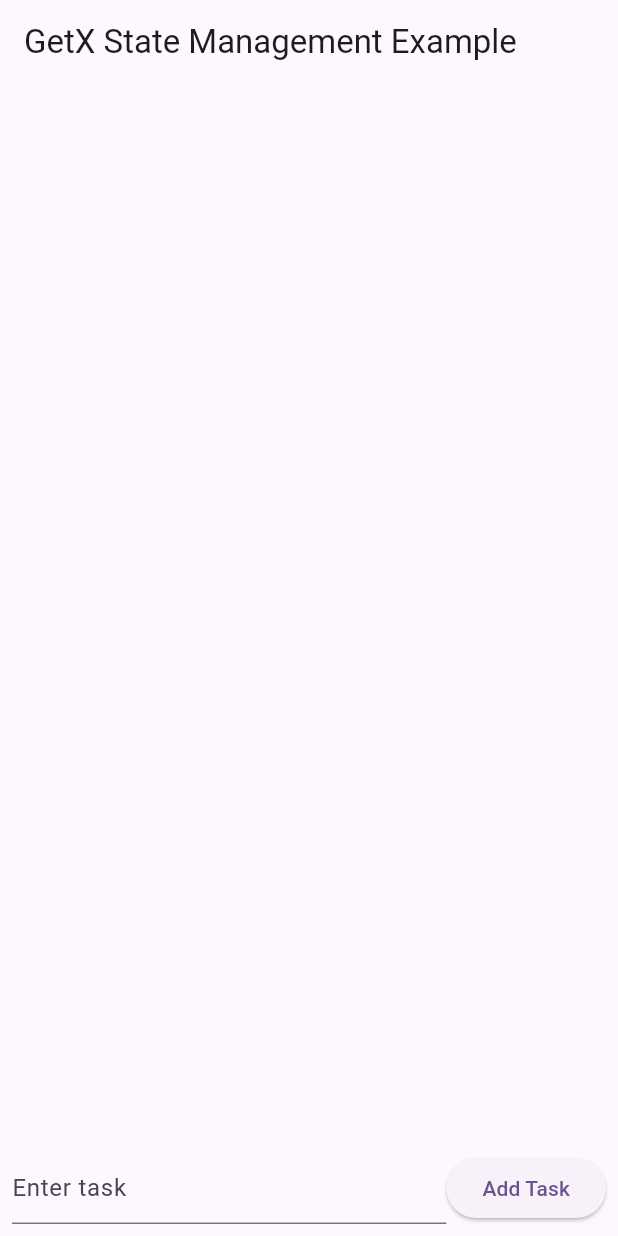
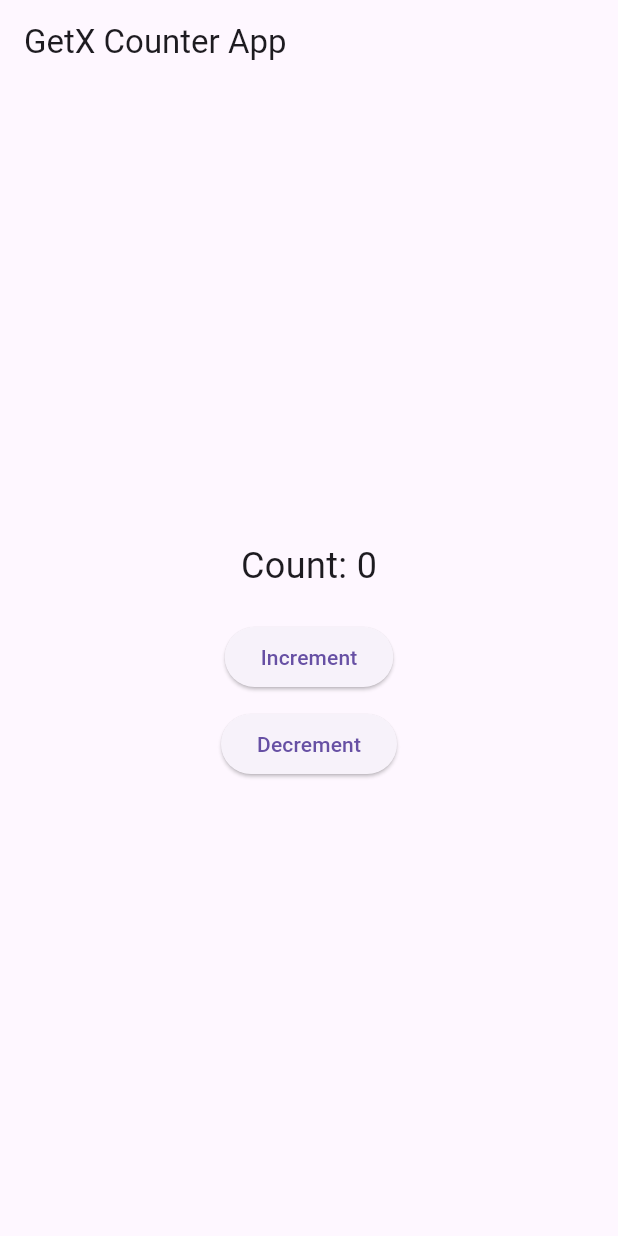
Before and after one commit to mrZAIN-ALI/Practice-Of-GetX, a Flutter app: the screen it shows after launch, on a phone screen of 412 x 824 dp. Run offline on Flutter 3.47's test engine with Material 3 defaults, Android fonts, the light colour scheme and no system bars; our stand-ins replace get.

Commit message:
Implemented getxTypeContrller

```diff
--- /dev/null
+++ b/lib/controllerType/CounterController.dart
@@ -0,0 +1,20 @@
+// CounterController.dart
+
+import 'package:get/get.dart';
+
+class CounterController extends GetxController {
+  // Reactive variable to hold the count
+  var count = 0.obs;
+
+  // Singleton pattern to access the controller from anywhere
+  static CounterController get to => Get.find();
+
+  // Business logic methods
+  void increment() {
+    count++;
+  }
+
+  void decrement() {
+    count--;
+  }
+}
--- /dev/null
+++ b/lib/controllerType/CounterScreen.dart
@@ -0,0 +1,39 @@
+import 'package:flutter/material.dart';
+import 'package:get/get_state_manager/src/rx_flutter/rx_getx_widget.dart';
+import '../controllerType/CounterController.dart';
+class CounterScreen extends StatelessWidget {
+  @override
+  Widget build(BuildContext context) {
+    return Scaffold(
+      appBar: AppBar(
+        title: Text('GetX Counter App'),
+      ),
+      body: Center(
+        child: Column(
+          mainAxisAlignment: MainAxisAlignment.center,
+          children: [
+            // Displaying the current count using GetX
+            GetX<CounterController>(
+              init: CounterController(),
+              builder: (controller) => Text(
+                'Count: ${controller.count}',
+                style: TextStyle(fontSize: 24),
+              ),
+            ),
+            SizedBox(height: 20),
+            // Buttons to increment and decrement the count
+            ElevatedButton(
+                onPressed: () => CounterController.to.increment(),
+              child: Text('Increment'),
+            ),
+            SizedBox(height: 10),
+            ElevatedButton(
+              onPressed: () => CounterController.to.decrement(),
+              child: Text('Decrement'),
+            ),
+          ],
+        ),
+      ),
+    );
+  }
+}
--- a/lib/main.dart
+++ b/lib/main.dart
@@ -1,122 +1,18 @@
 import 'package:flutter/material.dart';
 import 'package:get/get.dart';
-
-// Custom class representing a task
-class Task {
-  RxString name = ''.obs;
-  RxBool isCompleted = false.obs;
-
-  Task({required this.name, required this.isCompleted});
-}
-
-class TaskController extends GetxController {
-  // RxList of Task instances to store the list of tasks
-  RxList<Task> tasks = <Task>[].obs;
-
-  // TextEditingController for the task input field
-  TextEditingController taskInputController = TextEditingController();
-
-  // Function to add a new task
-  void addTask(String taskName) {
-    tasks.add(Task(name: taskName.obs, isCompleted: false.obs));
-  }
-
-  // Function to mark a task as completed or not completed
-  void toggleTaskCompletion(int index) {
-    tasks[index].isCompleted.value = !tasks[index].isCompleted.value;
-  }
-
-  // Function to remove a task
-  void removeTask(int index) {
-    tasks.removeAt(index);
-  }
-}
-
+import 'controllerType/CounterScreen.dart';
+import 'controllerType/CounterController.dart';
 void main() {
+  //  Get.put(CounterController());
   runApp(MyApp());
 }
 
 class MyApp extends StatelessWidget {
-  final TaskController taskController = TaskController();
-
   @override
   Widget build(BuildContext context) {
     return MaterialApp(
-      theme: ThemeData(
-        colorScheme: ColorScheme.fromSeed(seedColor: Colors.deepPurple),
-        useMaterial3: true,
-      ),
-      home: Scaffold(
-        appBar: AppBar(
-          title: Text('GetX State Management Example'),
-        ),
-        body: Column(
-          children: [
-            // Obx widget to make the ListView reactive to changes in tasks
-            Expanded(
-              child: Obx(() {
-
-                return ListView.builder(
-                  itemCount: taskController.tasks.length,
-                  itemBuilder: (context, index) {
-                    Task task = taskController.tasks[index];
-                    return ListTile(
-                      title: Text(task.name.value),
-                      leading: Checkbox(
-                        value: task.isCompleted.value,
-                        onChanged: (value) {
-                          // Call the function to toggle task completion
-                          taskController.toggleTaskCompletion(index);
-                        },
-                      ),
-                      trailing: IconButton(
-                        icon: Icon(Icons.delete),
-                        onPressed: () {
-                          // Call the function to remove the task
-                          taskController.removeTask(index);
-                        },
-                      ),
-                    );
-                  },
-                );
-              }),
-            ),
-
-            // Text field and button to add a new task
-            Padding(
-              padding: const EdgeInsets.all(8.0),
-              child: Row(
-                children: [
-                  Expanded(
-                    child: TextField(
-                      controller: taskController.taskInputController,
-                      onChanged: (value) {},
-                      onSubmitted: (value) {
-                        // Call the function to add a new task
-                        taskController.addTask(value);
-                        // Clear the text field
-                        taskController.taskInputController.clear();
-                      },
-                      decoration: InputDecoration(
-                        hintText: 'Enter task',
-                      ),
-                    ),
-                  ),
-                  ElevatedButton(
-                    onPressed: () {
-                      // Call the function to add a new task
-                      taskController.addTask(taskController.taskInputController.text);
-                      // Clear the text field
-                      taskController.taskInputController.clear();
-                    },
-                    child: Text('Add Task'),
-                  ),
-                ],
-              ),
-            ),
-          ],
-        ),
-      ),
+      title: 'GetX State Management',
+      home: CounterScreen(),
     );
   }
 }
```
Also changed, not shown: lib/makingClassVarObservalbe/TaskController.dart (added, +30 -0 lines), lib/makingClassVarObservalbe/makingClassVarObservalbe.dart (added, +93 -0 lines), lib/makingClassVarObservalbe/tasks.dart (added, +9 -0 lines), lib/makingClassVarObservalbe.dart (deleted), 1 other file.
